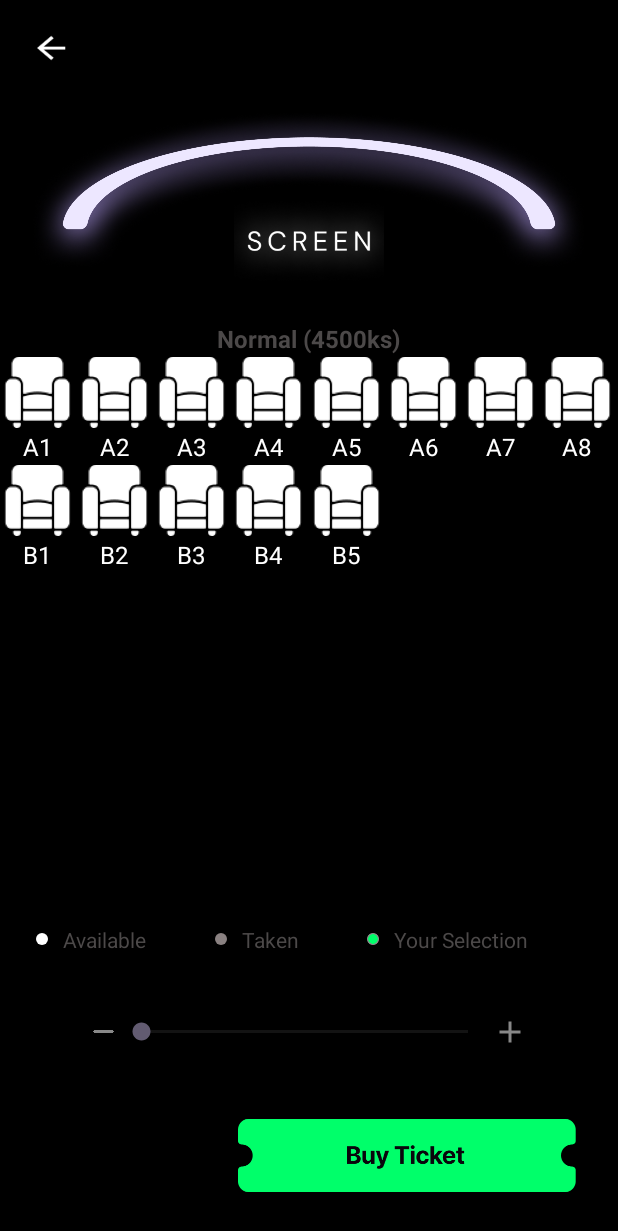
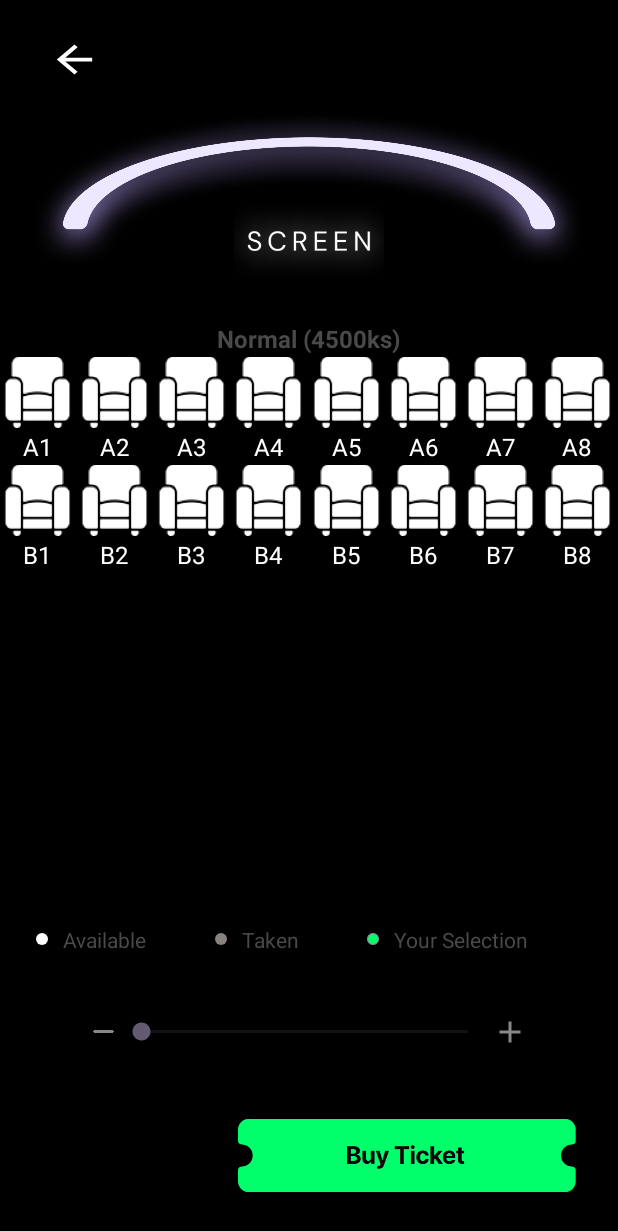
Before and after one commit to quinni1501/Logo, an Android app: the SeatsActivity screen opened directly, with no data from a screen before it, on a phone screen of 412 x 824 dp. Shown: the top 1231 px of the screen. Run offline under Robolectric (Android 15) with nearby library versions, the phone set to English and light mode, and no system bars; plain views replace ZoomLayout; 1 statement that could not run was skipped.

Commit message:
SeatsActivity

```diff
--- a/app/src/main/java/vn/superandroid/logo/Activities/SeatsActivity.java
+++ b/app/src/main/java/vn/superandroid/logo/Activities/SeatsActivity.java
@@ -1,8 +1,11 @@
 package vn.superandroid.logo.Activities;
 
 import android.os.Bundle;
+import android.view.View;
+import android.widget.ImageButton;
 
 import androidx.appcompat.app.AppCompatActivity;
+import androidx.appcompat.widget.Toolbar;
 import androidx.recyclerview.widget.GridLayoutManager;
 import androidx.recyclerview.widget.LinearLayoutManager;
 import androidx.recyclerview.widget.RecyclerView;
@@ -17,14 +20,21 @@ public class SeatsActivity extends AppCompatActivity {
     private RecyclerView recyclerView;
     private MoviesSeatAdapter adapter;
     private List<String> seatList;
-
+    ImageButton backBtn;
     @Override
     protected void onCreate(Bundle savedInstanceState) {
         super.onCreate(savedInstanceState);
         setContentView(R.layout.activity_seats);
 
+        // Set up the custom toolbar
+        Toolbar toolbar = findViewById(R.id.toolbar);
+        setSupportActionBar(toolbar);
+        getSupportActionBar().setDisplayShowTitleEnabled(false);
+
+        //ánh xạ
+        backBtn = findViewById(R.id.backButton);
         recyclerView = findViewById(R.id.rvSeatsMoviesSeat);
-        // Grid Layout là để hiển thị theo dạng cột á, 1 hàng sẽ có 8 cột
+        // Grid Layout là để hiển thị theo dạng cột, 1 hàng sẽ có 8 cột
         GridLayoutManager gridLayoutManager = new GridLayoutManager(this, 8);
         recyclerView.setLayoutManager(gridLayoutManager);
 
@@ -43,8 +53,18 @@ public class SeatsActivity extends AppCompatActivity {
         seatList.add("B3");
         seatList.add("B4");
         seatList.add("B5");
+        seatList.add("B6");
+        seatList.add("B7");
+        seatList.add("B8");
 
         adapter = new MoviesSeatAdapter(seatList);
         recyclerView.setAdapter(adapter);
+
+        backBtn.setOnClickListener(new View.OnClickListener() {
+            @Override
+            public void onClick(View v) {
+                finish();
+            }
+        });
     }
 }
--- a/app/src/main/res/layout/layout_app_bar_movies_seat.xml
+++ b/app/src/main/res/layout/layout_app_bar_movies_seat.xml
@@ -1,16 +1,27 @@
-<?xml version="1.0" encoding="utf-8"?>
-<FrameLayout xmlns:android="http://schemas.android.com/apk/res/android"
+<androidx.appcompat.widget.Toolbar xmlns:android="http://schemas.android.com/apk/res/android"
+android:layout_width="match_parent"
+android:layout_height="?attr/actionBarSize"
+xmlns:app="http://schemas.android.com/apk/res-auto"
+android:background="@color/black"
+android:theme="@style/ThemeOverlay.AppCompat.Dark.ActionBar"
+android:id="@+id/toolbar">
+
+<RelativeLayout
     android:layout_width="match_parent"
-    android:background="@color/black"
-    android:layout_height="?attr/actionBarSize">
+    android:layout_height="match_parent"
+    android:gravity="center_vertical">
 
-    <ImageView
-        android:id="@+id/btnBackMoviesSeat"
-        android:layout_width="24dp"
-        android:layout_height="24dp"
-        android:layout_gravity="center_vertical"
-        android:layout_marginStart="22dp"
-        android:scaleType="centerCrop"
-        android:src="@drawable/back_arrow1" />
+    <ImageButton
+        android:id="@+id/backButton"
+        android:layout_width="wrap_content"
+        android:layout_height="wrap_content"
+        android:layout_marginStart="16dp"
+        android:layout_marginTop="16dp"
+        android:background="@android:color/transparent"
+        android:src="@drawable/back_arrow1"
+        app:layout_constraintStart_toStartOf="parent"
+        app:layout_constraintTop_toTopOf="parent" />
 
-</FrameLayout>
+</RelativeLayout>
+
+</androidx.appcompat.widget.Toolbar>
```
